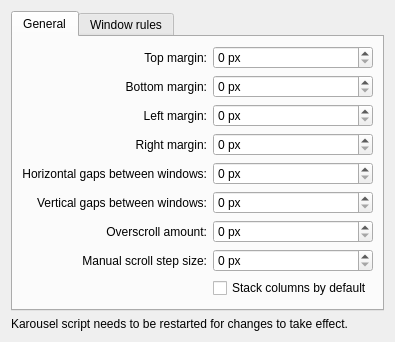
The window that package/contents/ui/config.ui (peterfajdiga/karousel) describes before a commit, drawn with Qt 5.
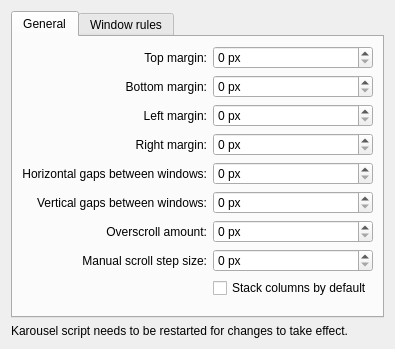
The same window after the commit.

Commit message: config.ui: tab_general: tweak grid layout

The edit to the form file:
```diff
--- a/package/contents/ui/config.ui
+++ b/package/contents/ui/config.ui
@@ -15,7 +15,7 @@
                         <attribute name="title">
                             <string>General</string>
                         </attribute>
-                        <layout class="QGridLayout" name="layout_tab_general">
+                        <layout class="QGridLayout" name="layout_tab_general" columnstretch="0,1">
                             <item row="0" column="0">
                                 <widget class="QLabel" name="label_gapsOuterTop">
                                     <property name="text">
@@ -215,6 +215,14 @@
                                     </property>
                                 </widget>
                             </item>
+
+                            <item row="9" column="0" colspan="2">
+                                <spacer name="bottomSpacer_tab_general">
+                                    <property name="orientation">
+                                        <enum>Qt::Vertical</enum>
+                                    </property>
+                                </spacer>
+                            </item>
                         </layout>
                     </widget>
                     <widget class="QWidget" name="tab_windowRules">
```
